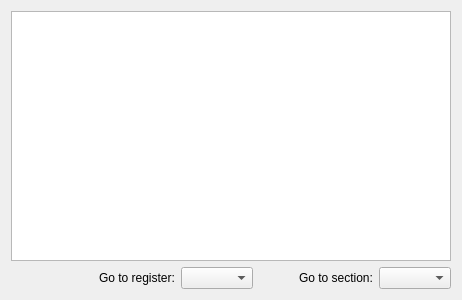
This is src/memoryviewerwidget.ui in mortbopet/Ripes as Qt 5 draws it before an edit. The edited form follows.
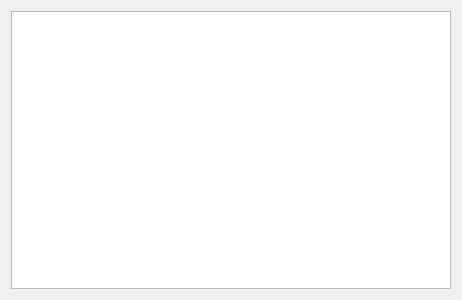
This is the edited form. Custom widgets are drawn as their Qt base class.

Commit message: Use flow layout to reduce min. width of MemoryViewerWidget

The edit to the form file:
```diff
--- a/src/memoryviewerwidget.ui
+++ b/src/memoryviewerwidget.ui
@@ -27,59 +27,10 @@
       </widget>
      </item>
      <item>
-      <layout class="QHBoxLayout" name="horizontalLayout">
-       <item>
-        <widget class="RadixSelectorWidget" name="radixSelector" native="true"/>
-       </item>
-       <item>
-        <spacer name="horizontalSpacer_2">
-         <property name="orientation">
-          <enum>Qt::Horizontal</enum>
-         </property>
-         <property name="sizeHint" stdset="0">
-          <size>
-           <width>40</width>
-           <height>20</height>
-          </size>
-         </property>
-        </spacer>
-       </item>
-       <item>
-        <widget class="QLabel" name="label_2">
-         <property name="text">
-          <string>Go to register:</string>
-         </property>
-        </widget>
-       </item>
-       <item>
-        <widget class="GoToRegisterComboBox" name="goToRegister"/>
-       </item>
-       <item>
-        <spacer name="horizontalSpacer">
-         <property name="orientation">
-          <enum>Qt::Horizontal</enum>
-         </property>
-         <property name="sizeType">
-          <enum>QSizePolicy::Minimum</enum>
-         </property>
-         <property name="sizeHint" stdset="0">
-          <size>
-           <width>40</width>
-           <height>20</height>
-          </size>
-         </property>
-        </spacer>
-       </item>
-       <item>
-        <widget class="QLabel" name="label">
-         <property name="text">
-          <string>Go to section:</string>
-         </property>
-        </widget>
-       </item>
-       <item>
-        <widget class="GoToSectionComboBox" name="goToSection"/>
-       </item>
+      <layout class="QHBoxLayout" name="flowParentLayout">
+       <property name="spacing">
+        <number>0</number>
+       </property>
       </layout>
      </item>
     </layout>
@@ -87,27 +38,11 @@
   </layout>
  </widget>
  <customwidgets>
-  <customwidget>
-   <class>RadixSelectorWidget</class>
-   <extends>QWidget</extends>
-   <header>radixselectorwidget.h</header>
-   <container>1</container>
-  </customwidget>
   <customwidget>
    <class>MemoryView</class>
    <extends>QTableView</extends>
    <header>memoryview.h</header>
   </customwidget>
-  <customwidget>
-   <class>GoToSectionComboBox</class>
-   <extends>QComboBox</extends>
-   <header>gotocombobox.h</header>
-  </customwidget>
-  <customwidget>
-   <class>GoToRegisterComboBox</class>
-   <extends>QComboBox</extends>
-   <header>gotocombobox.h</header>
-  </customwidget>
  </customwidgets>
  <resources/>
  <connections/>
```
The commit also changes 2 other files.
